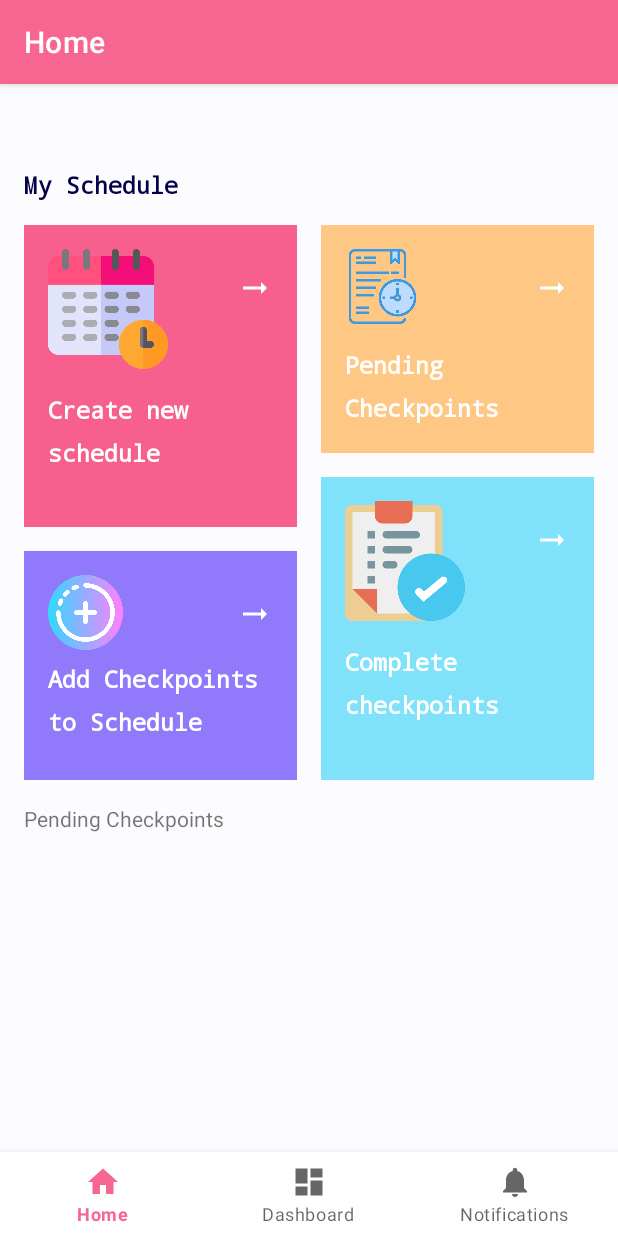
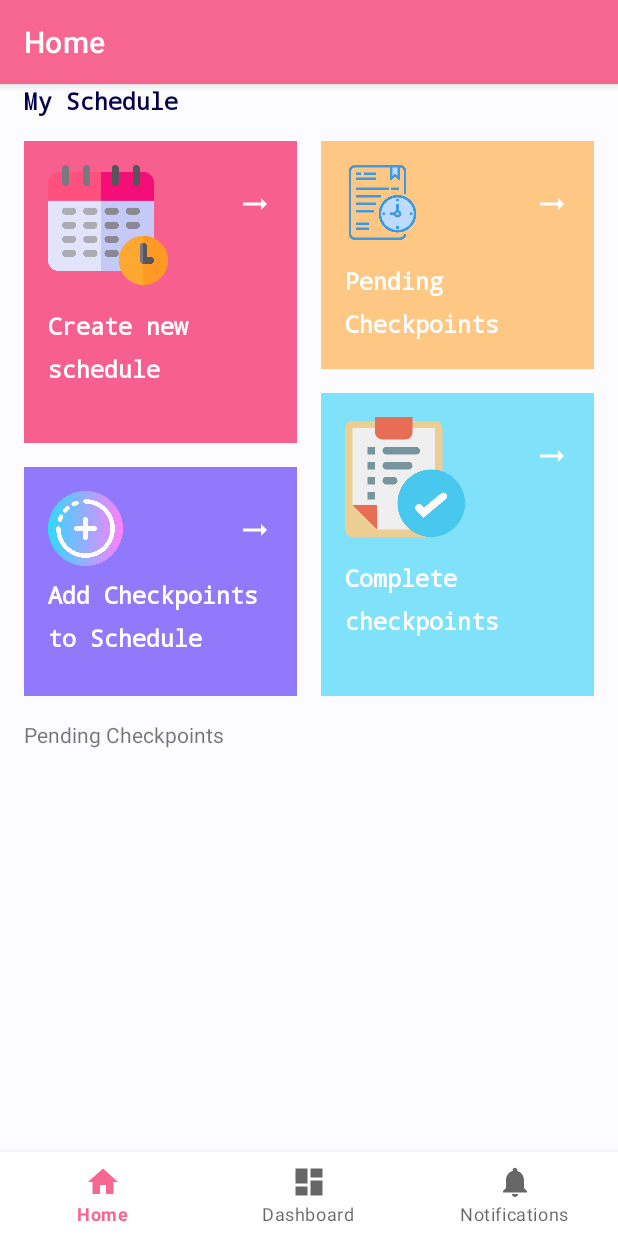
Before and after one commit to kelvinbush/Supervisor, an Android app: the screen it shows after launch (MainActivity), on a phone screen of 412 x 824 dp. Run offline under Robolectric (Android 15) with nearby library versions, the phone set to English and light mode, and no system bars; our stand-ins replace Dagger/Hilt's generated code, navigation-ui.

Commit message:
clean up

```diff
--- a/app/src/main/java/com/kelvinbush/supervisor/ui/create_schedhule/CreateScheduleFragment.kt
+++ b/app/src/main/java/com/kelvinbush/supervisor/ui/create_schedhule/CreateScheduleFragment.kt
@@ -27,7 +27,6 @@ class CreateScheduleFragment : Fragment() {
         navBar.visibility = View.GONE
 
         val navController = this@CreateScheduleFragment.findNavController()
-//        val includedView: View = binding
         return root
     }
 
--- a/app/src/main/java/com/kelvinbush/supervisor/ui/home/HomeFragment.kt
+++ b/app/src/main/java/com/kelvinbush/supervisor/ui/home/HomeFragment.kt
@@ -9,6 +9,8 @@ import android.view.ViewGroup
 import androidx.annotation.RequiresApi
 import androidx.fragment.app.Fragment
 import androidx.fragment.app.viewModels
+import androidx.navigation.fragment.findNavController
+import com.kelvinbush.supervisor.R
 import com.kelvinbush.supervisor.databinding.FragmentHomeBinding
 import dagger.hilt.android.AndroidEntryPoint
 
@@ -52,7 +54,11 @@ class HomeFragment : Fragment() {
 
         Log.d(TAG, "onCreateView: called")
 
-
+        val navController = this@HomeFragment.findNavController()
+        val createCard = binding.topLayout.pinkLayout
+        createCard.setOnClickListener {
+            navController.navigate(R.id.action_navigation_home_to_createScheduleFragment)
+        }
 
         return root
     }
--- a/app/src/main/res/layout/activity_main.xml
+++ b/app/src/main/res/layout/activity_main.xml
@@ -5,7 +5,6 @@
     android:layout_width="match_parent"
     android:layout_height="match_parent"
     android:background="@color/back"
-    android:paddingTop="?attr/actionBarSize"
     android:layout_weight="10">
 
     <com.google.android.material.bottomnavigation.BottomNavigationView
```
